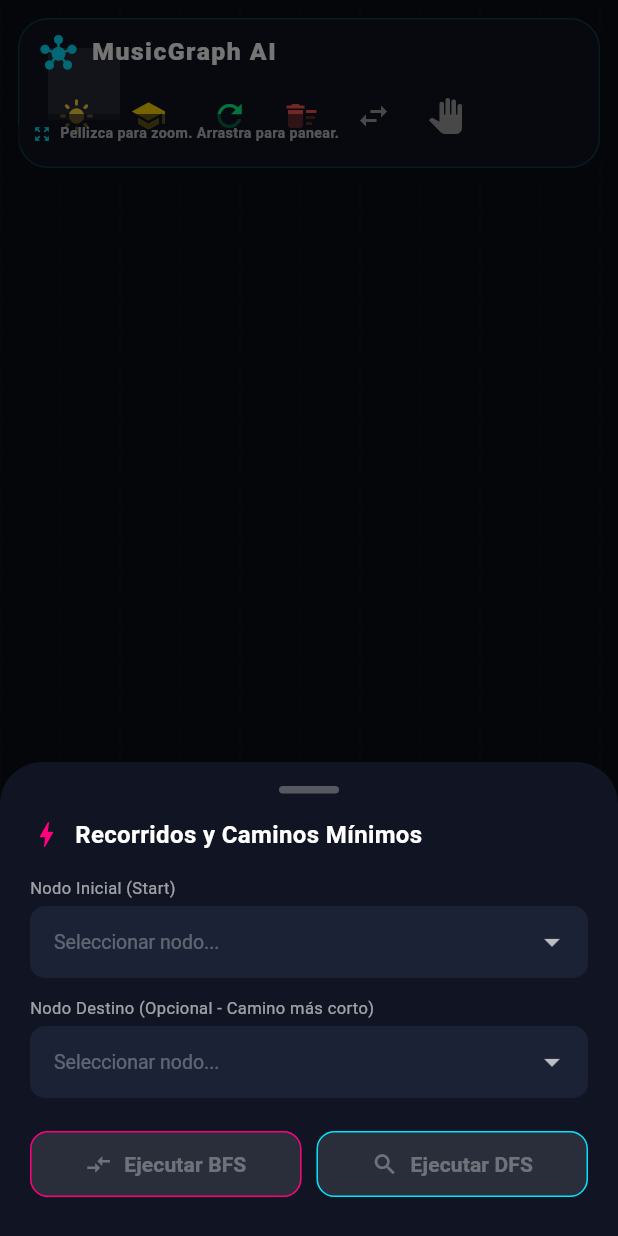
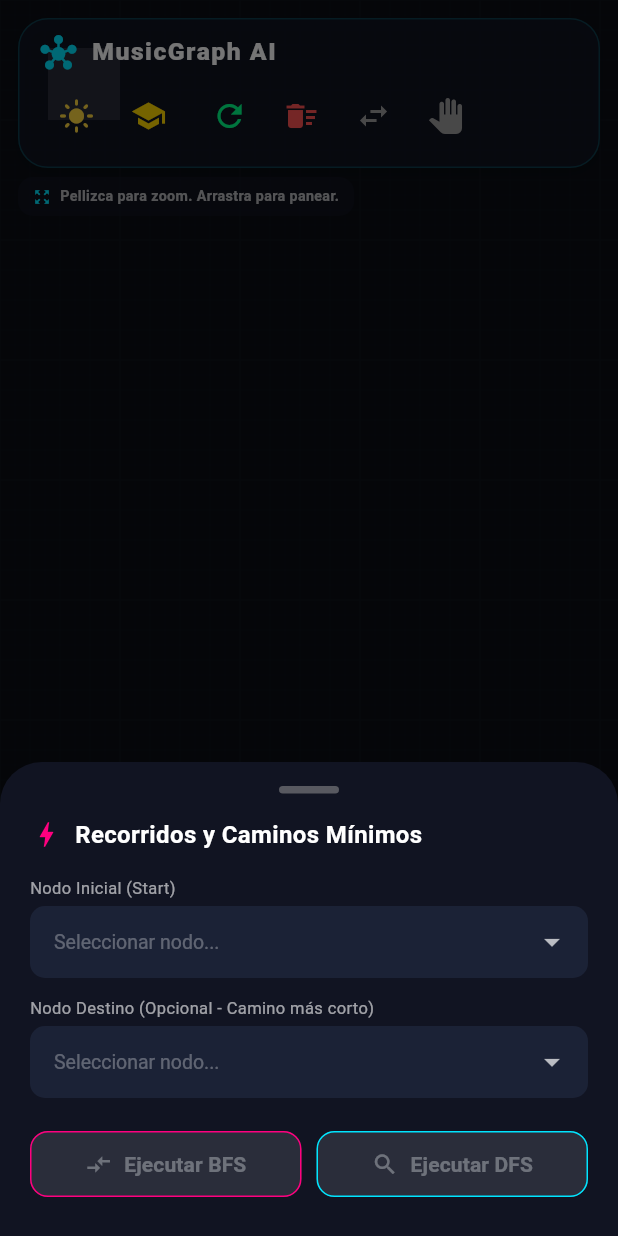
Before and after one commit to julieth-usb/MusicGraphAI, a Flutter app: the screen it shows after launch, item 2 of the bottom bar chosen, on a phone screen of 412 x 824 dp. Run offline on Flutter 3.47's test engine with Material 3 defaults, Android fonts, the phone set to English and light mode, and no system bars; missing offline and left inert: graphview.

Commit message:
Adjust help overlay position on mobile
Agent-Logs-Url: https://github.com/julieth-usb/MusicGraphAI/sessions/6dcb8c63-1183-4528-b2a2-570f94f14080

Co-authored-by: julieth-usb <265307686+julieth-usb@users.noreply.github.com>

```diff
--- a/lib/screens/home_screen.dart
+++ b/lib/screens/home_screen.dart
@@ -1437,6 +1437,7 @@ class _HomeScreenState extends State<HomeScreen> {
   Widget build(BuildContext context) {
     final controller = Provider.of<GraphController>(context);
     final bool isDark = controller.isDarkMode;
+    final bool isCompactScreen = MediaQuery.of(context).size.width < _compactHeaderBreakpoint;
 
     return Scaffold(
       backgroundColor: isDark ? const Color(0xFF0A0D14) : const Color(0xFFF3F5F9),
@@ -1637,7 +1638,7 @@ class _HomeScreenState extends State<HomeScreen> {
 
             // 3. Ambient Help Overlay (glowing prompt guide)
             Positioned(
-              top: 76,
+              top: isCompactScreen ? 118 : 76,
               left: 12,
               child: Container(
                 padding: const EdgeInsets.symmetric(horizontal: 10, vertical: 6),
```
